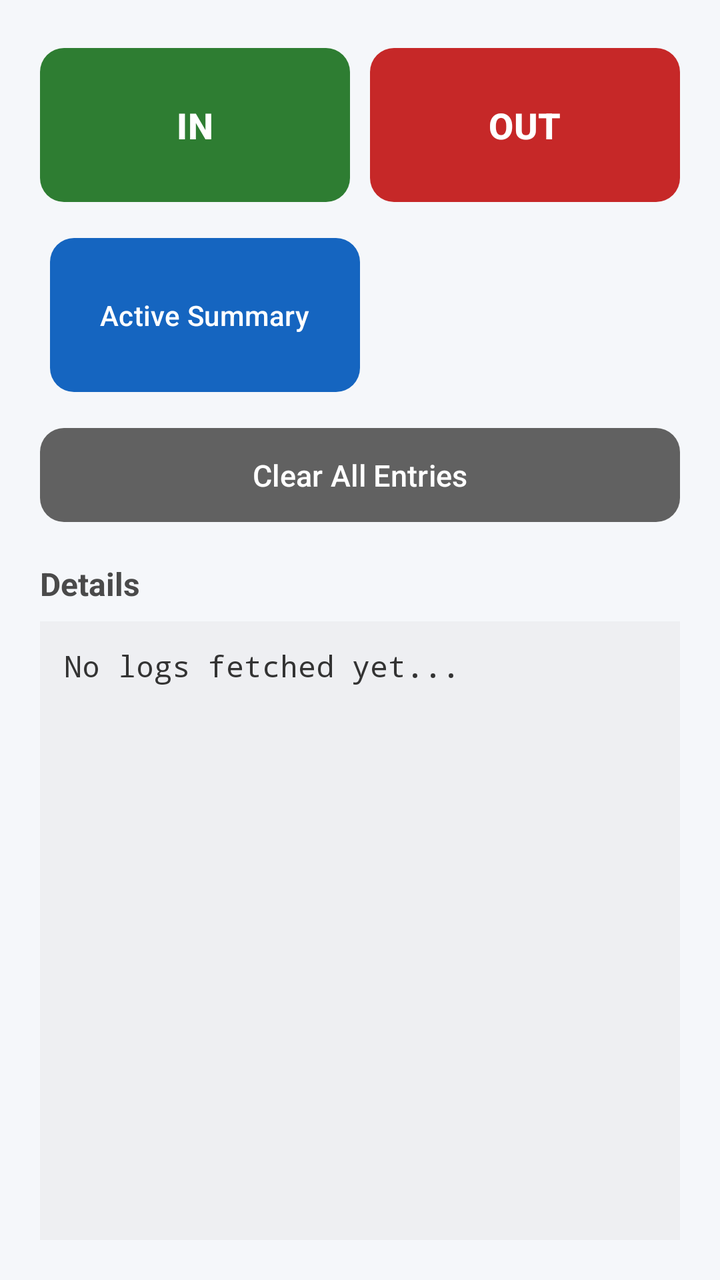
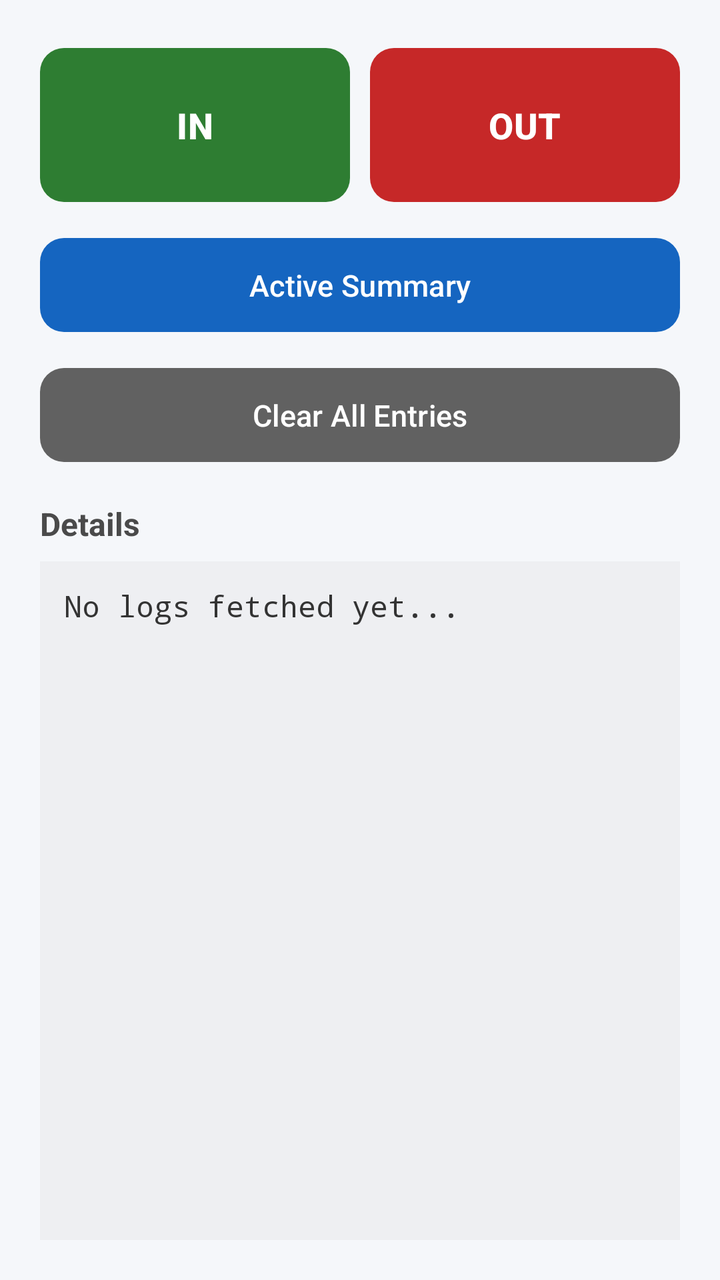

Compare the two renders of this Android layout. The source of the first and the diff that turns it into the second are given below.
<!-- AndroidManifest.xml: application theme Theme.TimestampLogger -->
<!-- res/layout/fragment_time.xml -->
<?xml version="1.0" encoding="utf-8"?>
<LinearLayout xmlns:android="http://schemas.android.com/apk/res/android"
    xmlns:app="http://schemas.android.com/apk/res-auto"
    android:layout_width="match_parent"
    android:layout_height="match_parent"
    android:orientation="vertical"
    android:padding="20dp"
    android:background="#F5F7FA">

    

    <TableLayout
        android:layout_width="match_parent"
        android:layout_height="wrap_content"
        android:stretchColumns="0,1"
        android:layout_marginBottom="16dp">

        <TableRow
            android:layout_width="match_parent"
            android:layout_height="wrap_content"
            android:layout_marginBottom="10dp">

            <com.google.android.material.button.MaterialButton
                android:id="@+id/btnIn"
                android:layout_width="0dp"
                android:layout_height="85dp"
                android:layout_marginEnd="5dp"
                android:text="IN"
                android:textSize="18sp"
                android:textStyle="bold"
                android:textColor="@android:color/white"
                app:backgroundTint="#2E7D32"
                app:cornerRadius="12dp"
                android:padding="0dp" />

            <com.google.android.material.button.MaterialButton
                android:id="@+id/btnOut"
                android:layout_width="0dp"
                android:layout_height="85dp"
                android:layout_marginStart="5dp"
                android:text="OUT"
                android:textSize="18sp"
                android:textStyle="bold"
                android:textColor="@android:color/white"
                app:backgroundTint="#C62828"
                app:cornerRadius="12dp"
                android:padding="0dp" />
        </TableRow>

        <TableRow
            android:layout_width="match_parent"
            android:layout_height="wrap_content"
            android:layout_marginBottom="10dp">

            <com.google.android.material.button.MaterialButton
                android:id="@+id/btnFetch"
                android:layout_width="0dp"
                android:layout_height="85dp"
                android:layout_marginEnd="5dp"
                android:text="All Entries"
                android:visibility="gone"
                android:textSize="14sp"
                android:lineSpacingExtra="2dp"
                android:textColor="@android:color/white"
                app:backgroundTint="#4A148C"
                app:cornerRadius="12dp"
                android:padding="0dp" />

            <com.google.android.material.button.MaterialButton
                android:id="@+id/btnFetchCurrentSession"
                android:layout_width="0dp"
                android:layout_height="85dp"
                android:layout_marginStart="5dp"
                android:text="Active Summary"
                android:textSize="14sp"
                android:lineSpacingExtra="2dp"
                android:textColor="@android:color/white"
                app:backgroundTint="#1565C0"
                app:cornerRadius="12dp"
                android:padding="0dp" />
        </TableRow>

        <TableRow
            android:layout_width="match_parent"
            android:layout_height="wrap_content">

            <com.google.android.material.button.MaterialButton
                android:id="@+id/btnClear"
                android:layout_width="match_parent"
                android:layout_height="55dp"
                android:layout_span="2"
                android:text="Clear All Entries"
                android:textSize="15sp"
                android:textColor="@android:color/white"
                app:backgroundTint="#616161"
                app:cornerRadius="12dp" />
        </TableRow>
    </TableLayout>

    <TextView
        android:layout_width="match_parent"
        android:layout_height="wrap_content"
        android:text="Details"
        android:textSize="16sp"
        android:textStyle="bold"
        android:textColor="#4A4A4A"
        android:layout_marginBottom="8dp" />

    <ScrollView
        android:layout_width="match_parent"
        android:layout_height="0dp"
        android:layout_weight="1"
        android:background="#EEEFF2"
        android:padding="12dp">

        <TextView
            android:id="@+id/tvDisplay"
            android:layout_width="match_parent"
            android:layout_height="wrap_content"
            android:text="No logs fetched yet..."
            android:textColor="#333333"
            android:textSize="15sp"
            android:fontFamily="monospace" />
    </ScrollView>

</LinearLayout>
<!-- resources referenced by this layout -->
<resources>
  <style name="Theme.TimestampLogger" parent="Base.Theme.TimestampLogger" />
  <style name="Base.Theme.TimestampLogger" parent="Theme.Material3.DayNight.NoActionBar">
          
          
          <item name="colorPrimary">@color/blue_primary</item>
          <item name="colorPrimaryVariant">@color/blue_primary_variant</item>
          <item name="colorOnPrimary">@color/white</item>
  
          <item name="colorSecondary">@color/blue_secondary</item>
          <item name="colorOnSecondary">@color/black</item>
  
  
      </style>
  <color name="blue_primary">#1976D2</color>
  <color name="blue_primary_variant">#0D47A1</color>
  <color name="white">#FFFFFFFF</color>
  <color name="blue_secondary">#03A9F4</color>
  <color name="black">#FF000000</color>
</resources>

<!-- the commit's change to res/layout/fragment_time.xml (unified diff, before → after) -->
@@ -6,8 +6,6 @@
     android:orientation="vertical"
     android:padding="20dp"
     android:background="#F5F7FA">
-
-    
 
     <TableLayout
         android:layout_width="match_parent"
@@ -47,39 +45,28 @@
                 android:padding="0dp" />
         </TableRow>
 
+
+
+        
         <TableRow
             android:layout_width="match_parent"
             android:layout_height="wrap_content"
             android:layout_marginBottom="10dp">
 
-            <com.google.android.material.button.MaterialButton
-                android:id="@+id/btnFetch"
-                android:layout_width="0dp"
-                android:layout_height="85dp"
-                android:layout_marginEnd="5dp"
-                android:text="All Entries"
-                android:visibility="gone"
-                android:textSize="14sp"
-                android:lineSpacingExtra="2dp"
-                android:textColor="@android:color/white"
-                app:backgroundTint="#4A148C"
-                app:cornerRadius="12dp"
-                android:padding="0dp" />
+            
 
             <com.google.android.material.button.MaterialButton
                 android:id="@+id/btnFetchCurrentSession"
-                android:layout_width="0dp"
-                android:layout_height="85dp"
-                android:layout_marginStart="5dp"
+                android:layout_width="match_parent"
+                android:layout_height="55dp"
+                android:layout_span="2"
                 android:text="Active Summary"
-                android:textSize="14sp"
-                android:lineSpacingExtra="2dp"
+                android:textSize="15sp"
                 android:textColor="@android:color/white"
                 app:backgroundTint="#1565C0"
                 app:cornerRadius="12dp"
                 android:padding="0dp" />
         </TableRow>
-
         <TableRow
             android:layout_width="match_parent"
             android:layout_height="wrap_content">
